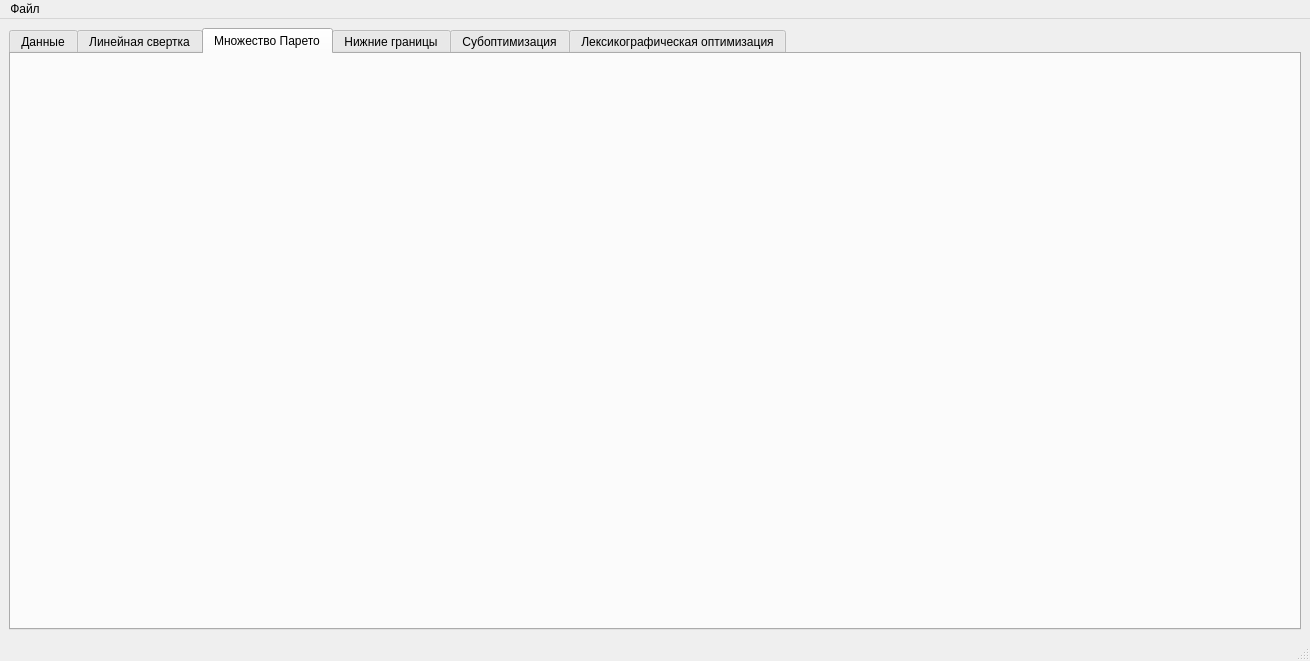
This is mainwindow.ui in Technonmad/Multi-criteria-task as Qt 5 draws it before an edit. The edited form follows.
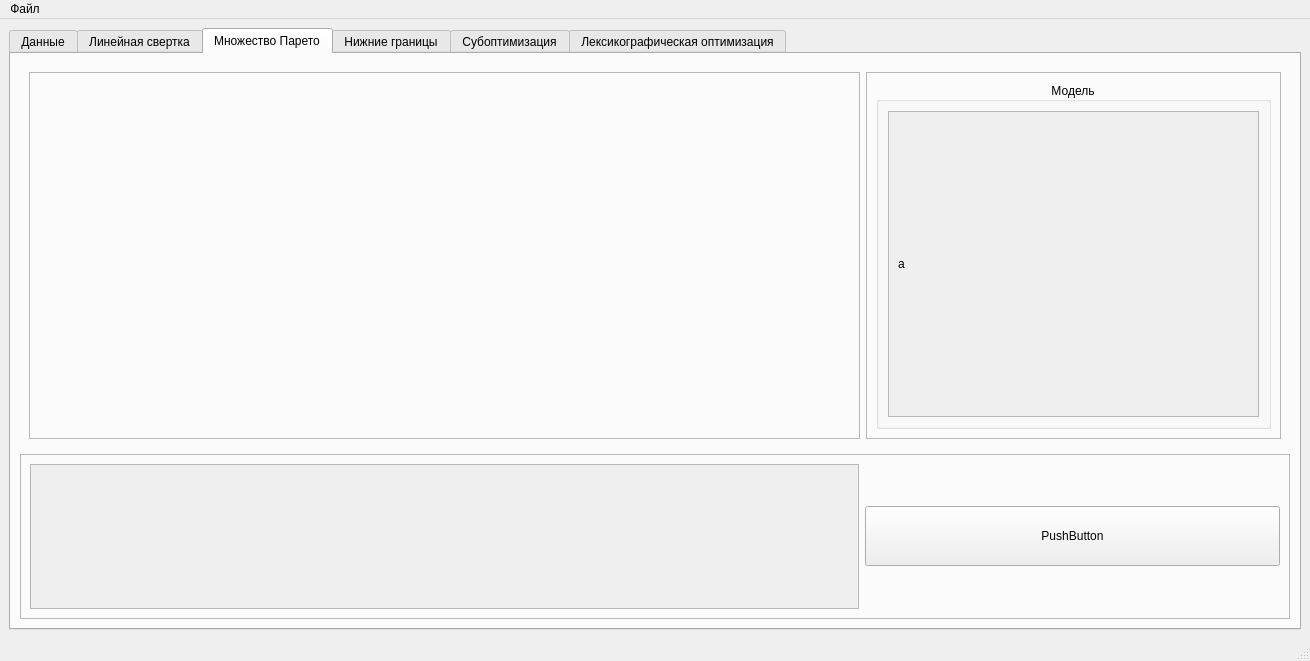
This is the edited form. The open tabs and pages were chosen to show the change.

Commit message: Started Pareto method

The edit to the form file:
```diff
--- a/mainwindow.ui
+++ b/mainwindow.ui
@@ -266,6 +266,170 @@
        <attribute name="title">
         <string>Множество Парето</string>
        </attribute>
+       <layout class="QGridLayout" name="gridLayout_2">
+        <item row="0" column="0">
+         <widget class="QWidget" name="widget_3" native="true">
+          <property name="sizePolicy">
+           <sizepolicy hsizetype="Preferred" vsizetype="Preferred">
+            <horstretch>0</horstretch>
+            <verstretch>7</verstretch>
+           </sizepolicy>
+          </property>
+          <layout class="QHBoxLayout" name="horizontalLayout_11">
+           <item>
+            <widget class="QFrame" name="frame_5">
+             <property name="sizePolicy">
+              <sizepolicy hsizetype="Preferred" vsizetype="Preferred">
+               <horstretch>2</horstretch>
+               <verstretch>0</verstretch>
+              </sizepolicy>
+             </property>
+             <property name="frameShape">
+              <enum>QFrame::StyledPanel</enum>
+             </property>
+             <property name="frameShadow">
+              <enum>QFrame::Raised</enum>
+             </property>
+            </widget>
+           </item>
+           <item>
+            <widget class="QFrame" name="form_3">
+             <property name="sizePolicy">
+              <sizepolicy hsizetype="Preferred" vsizetype="Preferred">
+               <horstretch>1</horstretch>
+               <verstretch>0</verstretch>
+              </sizepolicy>
+             </property>
+             <property name="frameShape">
+              <enum>QFrame::StyledPanel</enum>
+             </property>
+             <property name="frameShadow">
+              <enum>QFrame::Raised</enum>
+             </property>
+             <layout class="QVBoxLayout" name="verticalLayout_7">
+              <item>
+               <widget class="QGroupBox" name="modelbox1_3">
+                <property name="sizePolicy">
+                 <sizepolicy hsizetype="Preferred" vsizetype="Preferred">
+                  <horstretch>0</horstretch>
+                  <verstretch>1</verstretch>
+                 </sizepolicy>
+                </property>
+                <property name="title">
+                 <string>Модель</string>
+                </property>
+                <property name="alignment">
+                 <set>Qt::AlignCenter</set>
+                </property>
+                <layout class="QHBoxLayout" name="horizontalLayout_12">
+                 <item>
+                  <widget class="QScrollArea" name="scrollArea_4">
+                   <property name="widgetResizable">
+                    <bool>true</bool>
+                   </property>
+                   <widget class="QWidget" name="scrollAreaWidgetContents_6">
+                    <property name="geometry">
+                     <rect>
+                      <x>0</x>
+                      <y>0</y>
+                      <width>369</width>
+                      <height>299</height>
+                     </rect>
+                    </property>
+                    <layout class="QVBoxLayout" name="verticalLayout_8">
+                     <item>
+                      <widget class="QLabel" name="label_3">
+                       <property name="text">
+                        <string>a</string>
+                       </property>
+                      </widget>
+                     </item>
+                    </layout>
+                   </widget>
+                  </widget>
+                 </item>
+                </layout>
+               </widget>
+              </item>
+             </layout>
+            </widget>
+           </item>
+          </layout>
+         </widget>
+        </item>
+        <item row="1" column="0">
+         <widget class="QFrame" name="frame_6">
+          <property name="sizePolicy">
+           <sizepolicy hsizetype="Preferred" vsizetype="Preferred">
+            <horstretch>0</horstretch>
+            <verstretch>3</verstretch>
+           </sizepolicy>
+          </property>
+          <property name="frameShape">
+           <enum>QFrame::StyledPanel</enum>
+          </property>
+          <property name="frameShadow">
+           <enum>QFrame::Raised</enum>
+          </property>
+          <layout class="QHBoxLayout" name="horizontalLayout_14">
+           <item>
+            <widget class="QScrollArea" name="pareto_answer">
+             <property name="sizePolicy">
+              <sizepolicy hsizetype="Expanding" vsizetype="Expanding">
+               <horstretch>2</horstretch>
+               <verstretch>0</verstretch>
+              </sizepolicy>
+             </property>
+             <property name="minimumSize">
+              <size>
+               <width>0</width>
+               <height>0</height>
+              </size>
+             </property>
+             <property name="widgetResizable">
+              <bool>true</bool>
+             </property>
+             <widget class="QWidget" name="scrollAreaWidgetContents_13">
+              <property name="geometry">
+               <rect>
+                <x>0</x>
+                <y>0</y>
+                <width>827</width>
+                <height>142</height>
+               </rect>
+              </property>
+             </widget>
+            </widget>
+           </item>
+           <item>
+            <widget class="QPushButton" name="paretoButton">
+             <property name="sizePolicy">
+              <sizepolicy hsizetype="Minimum" vsizetype="Fixed">
+               <horstretch>1</horstretch>
+               <verstretch>0</verstretch>
+              </sizepolicy>
+             </property>
+             <property name="minimumSize">
+              <size>
+               <width>40</width>
+               <height>60</height>
+              </size>
+             </property>
+             <property name="maximumSize">
+              <size>
+               <width>16777215</width>
+               <height>60</height>
+              </size>
+             </property>
+             <property name="text">
+              <string>PushButton</string>
+             </property>
+            </widget>
+           </item>
+          </layout>
+         </widget>
+        </item>
+       </layout>
       </widget>
       <widget class="QWidget" name="tab_4">
        <attribute name="title">
```
Left out of the diff: 2 changed lines with no effect on the pictures. The commit also changes 5 other files.
